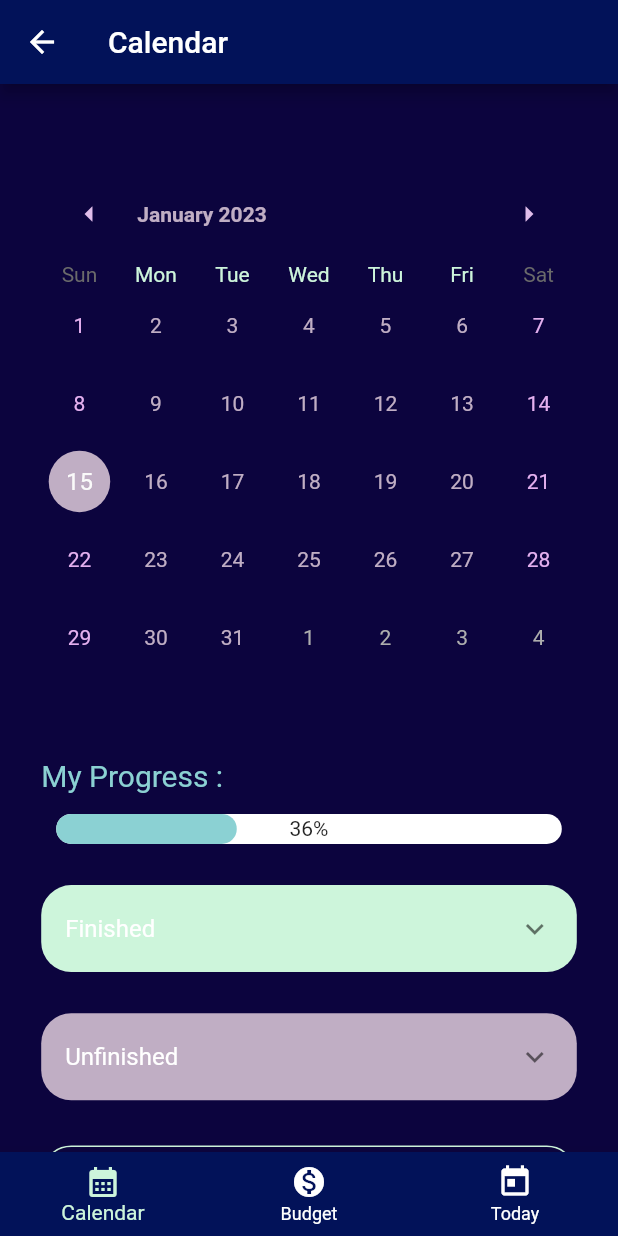
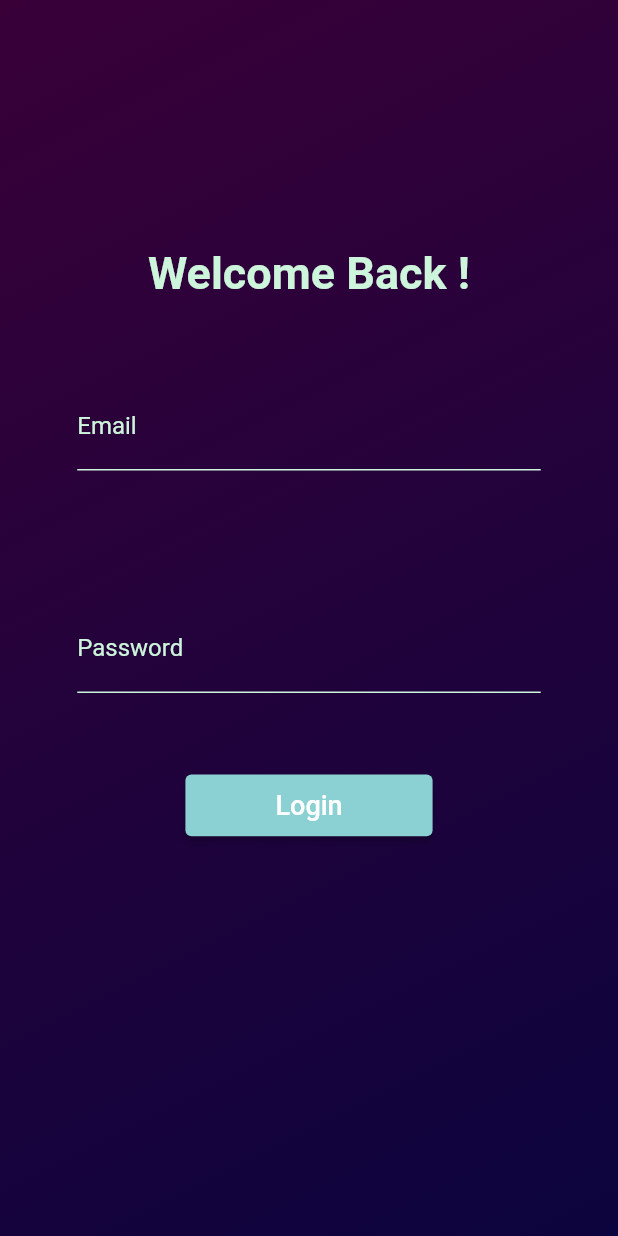
Before and after one commit to MeryamAjlani/Journey, a Flutter app: the screen it shows after launch, on a phone screen of 412 x 824 dp. Run offline on Flutter 3.47's test engine with Material 2 defaults, Android fonts, the phone set to English and light mode, and no system bars; drawn by our look-alikes of percent_indicator, table_calendar; our stand-ins replace custom_rating_bar, shared_preferences, syncfusion_flutter_charts; missing offline and left inert: paged_vertical_calendar.

Commit message:
connect to back

```diff
--- /dev/null
+++ b/lib/Screens/AuthScreen.dart
@@ -0,0 +1,132 @@
+import 'package:flutter/material.dart';
+import 'package:flutter/services.dart';
+import 'package:flutter/src/foundation/key.dart';
+import 'package:flutter/src/widgets/container.dart';
+import 'package:flutter/src/widgets/framework.dart';
+import 'package:my_journey/Services/BackService.dart';
+import 'package:my_journey/constants/ColorPalette.dart';
+import 'package:my_journey/screensize/ScreenSize.dart';
+import 'package:my_journey/widgets/InputWidget.dart';
+import 'package:my_journey/widgets/StandardButton.dart';
+
+class Authscreen extends StatefulWidget {
+  const Authscreen({Key? key}) : super(key: key);
+
+  @override
+  State<Authscreen> createState() => _AuthscreenState();
+}
+
+class _AuthscreenState extends State<Authscreen> {
+  final _formKey = GlobalKey<FormState>();
+  final myController = TextEditingController();
+  @override
+  Widget build(BuildContext context) {
+    String _email = '';
+    String _password="";
+    SizeConfig sizeConfig = SizeConfig();
+    sizeConfig.init(context);
+    return Container(
+      decoration: const BoxDecoration(
+          gradient: LinearGradient(
+              begin: Alignment.topLeft,
+              end: Alignment.bottomRight,
+              colors: [ColorPalette.darkPurple, ColorPalette.background])),
+      child: Scaffold(
+        backgroundColor: Colors.transparent,
+        body: SafeArea(
+          child: SingleChildScrollView(
+            child: Padding(
+              padding: EdgeInsets.only(top: SizeConfig.screenHeight / 5),
+              child: Column(
+                children: [
+                  Center(
+                    child: Text("Welcome Back !",
+                        style: TextStyle(
+                            color: ColorPalette.lightGreen,
+                            fontWeight: FontWeight.bold,
+                            fontSize: 30)),
+                  ),
+                  Form(
+                    key: _formKey,
+                    child: Column(
+                      children: [
+                        CustomInput(
+                          onChanged: (value) => {_email = value},
+                          hintText: 'Email',
+
+                          validator: (val) {
+                            if (val!.isNotEmpty) {
+                              if (!val.isValidName) return 'Enter valid name';
+                            }
+                            ;
+                          },
+                        ),
+                        CustomInput(
+                          onChanged: (value) => {_password = value},
+                          hintText: 'Password',
+
+                          validator: (val) {
+                            if (val!.isNotEmpty) {
+                              if (!val.isValidName) return 'Enter valid name';
+                            }
+                            ;
+                          },
+                        ),
+                        CustomButton(
+                          width: SizeConfig.screenWidth * 2 / 5,
+                          height: SizeConfig.screenHeight / 20,
+                          onPressed: () {
+                            var res= BackService.login(
+                              _email,
+                              _password
+                            );
+                          },
+                          text: "Login",
+                        ),
+                      ],
+                    ),
+                  ),
+                ],
+              ),
+            ),
+          ),
+        ),
+      ),
+    );
+  }
+}
+
+class Task {
+  late String name;
+  late bool isChecked;
+  Task(this.name, {this.isChecked = false});
+}
+
+// ignore: camel_case_extensions
+extension extString on String {
+  bool get isValidEmail {
+    final emailRegExp = RegExp(r"^[a-zA-Z0-9.]+@[a-zA-Z0-9]+\.[a-zA-Z]+");
+    return emailRegExp.hasMatch(this);
+  }
+
+  bool get isValidName {
+    final nameRegExp =
+        new RegExp(r"^\s*([A-Za-z]{1,}([\.,] |[-']| ))+[A-Za-z]+\.?\s*$");
+    return nameRegExp.hasMatch(this);
+  }
+
+  bool get isValidPassword {
+    final passwordRegExp = RegExp(
+        r'^(?=.*?[A-Z])(?=.*?[a-z])(?=.*?[0-9])(?=.*?[!@#\><*~]).{8,}/pre>');
+    return passwordRegExp.hasMatch(this);
+  }
+
+  bool get isNotNull {
+    return this != null;
+  }
+
+  bool get isValidPhone {
+    final phoneRegExp = RegExp(r"^\+?0[0-9]{10}$");
+    return phoneRegExp.hasMatch(this);
+  }
+}
--- a/lib/Screens/ConfigureScheduleScreen.dart
+++ b/lib/Screens/ConfigureScheduleScreen.dart
@@ -38,11 +38,7 @@ class _ConfigurationScreenState extends State<ConfigurationScreen> {
               children: [
                 CustomInput(
                   hintText: 'task',
-                  inputFormatters: [
-                    FilteringTextInputFormatter.allow(
-                      RegExp(r"[a-zA-Z]+|\s"),
-                    )
-                  ],
+
                   validator: (val) {
                     if (val!.isNotEmpty) {
                       if (!val.isValidName) return 'Enter valid name';
--- a/lib/main.dart
+++ b/lib/main.dart
@@ -1,4 +1,5 @@
 import 'package:flutter/material.dart';
+import 'package:my_journey/Screens/AuthScreen.dart';
 import 'package:my_journey/Screens/ConfigureScheduleScreen.dart';
 import 'package:my_journey/Screens/HomeScreen.dart';
 import 'package:my_journey/constants/ColorPalette.dart';
@@ -17,6 +18,7 @@ void main() async {
 
   // Initialize SharedPrefs instance.
   await SharedPrefs.init();
+
   runApp(const MyApp());
 }
 
@@ -43,7 +45,7 @@ class MyApp extends StatelessWidget {
       initialRoute: '/',
       routes: {
         // When navigating to the "/" route, build the FirstScreen widget.
-        '/': (context) => const Home(),
+        '/': (context) => const Authscreen(),
         // When navigating to the "/second" route, build the SecondScreen widget.
         '/calendar': (context) => const Home(),
         '/today': (context) => const ConfigurationScreen(),
--- a/lib/widgets/InputWidget.dart
+++ b/lib/widgets/InputWidget.dart
@@ -9,12 +9,12 @@ class CustomInput extends StatefulWidget {
   const CustomInput(
       {Key? key,
       required this.hintText,
-      this.inputFormatters,
       this.validator,
-      this.inputType = TextInputType.text})
+      this.onChanged,
+      this.inputType = TextInputType.name})
       : super(key: key);
   final String hintText;
-  final List<TextInputFormatter>? inputFormatters;
+  final Function(String)? onChanged;
   final String? Function(String?)? validator;
   final TextInputType inputType;
   @override
@@ -34,9 +34,10 @@ class _CustomInputState extends State<CustomInput> {
             left: SizeConfig.screenWidth / 8,
             bottom: SizeConfig.screenWidth / 12),
         child: TextFormField(
+          onChanged: widget.onChanged,
           keyboardType: widget.inputType,
           style: TextStyle(color: ColorPalette.lightGreen),
-          inputFormatters: widget.inputFormatters,
+
           validator: widget.validator,
           decoration: InputDecoration(
             label: Text(
--- a/pubspec.yaml
+++ b/pubspec.yaml
@@ -37,6 +37,7 @@ dependencies:
   accordion: ^2.5.1
   percent_indicator: ^4.2.2
   shared_preferences: ^2.0.16
+  http: ^0.13.5
 
 dev_dependencies:
   flutter_test:
```
Also changed, not shown: lib/Services/BackService.dart (added), pubspec.lock.
